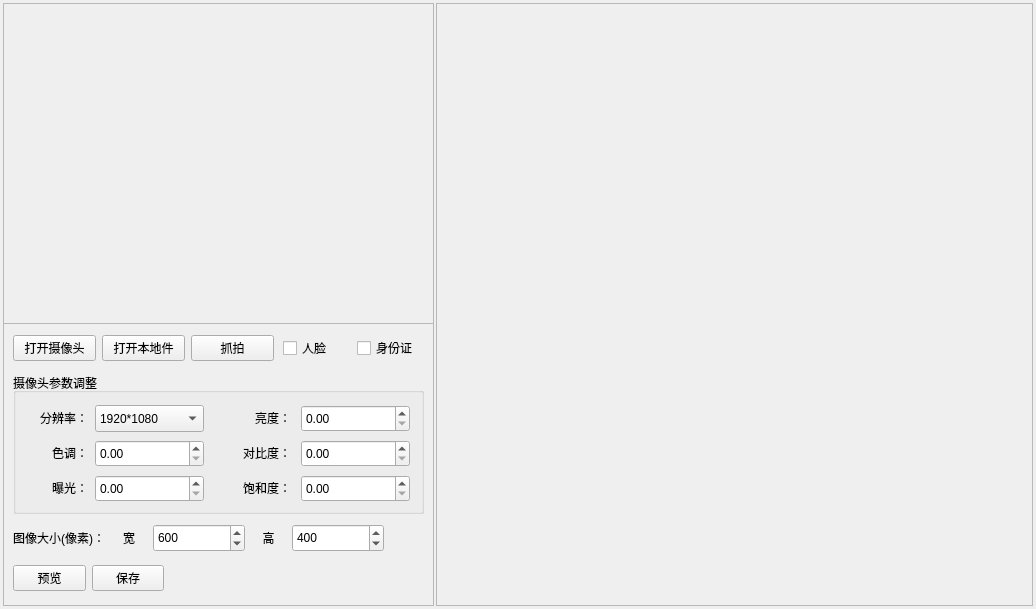
Qt form ui/usb1.ui (EricLmy/grpcdemo) before a commit.
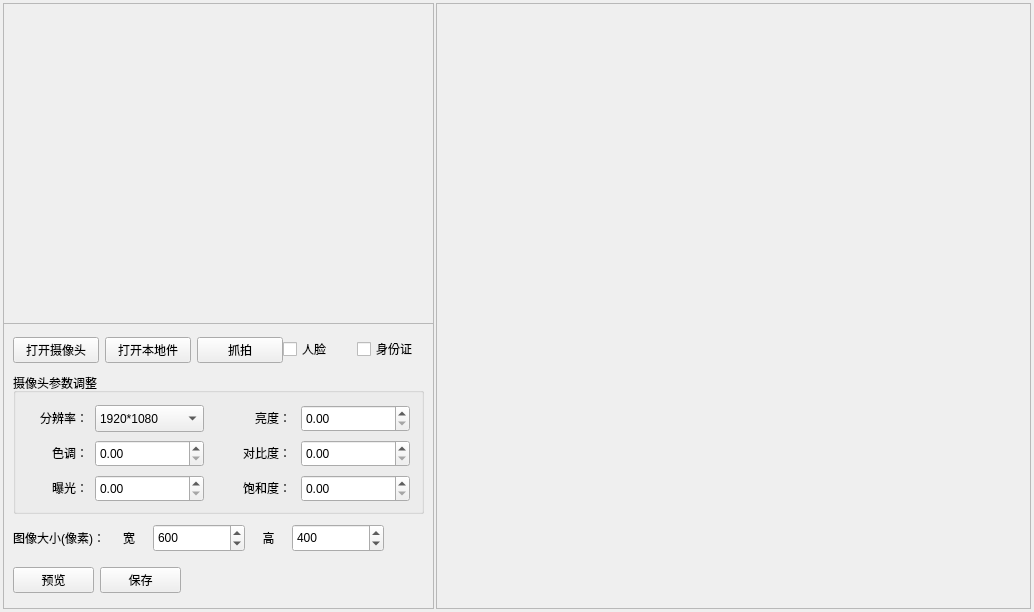
The same form after that commit.

Diff of the .ui file:
```diff
--- a/ui/usb1.ui
+++ b/ui/usb1.ui
@@ -6,8 +6,8 @@
    <rect>
     <x>0</x>
     <y>0</y>
-    <width>1036</width>
-    <height>609</height>
+    <width>1034</width>
+    <height>612</height>
    </rect>
   </property>
   <property name="windowTitle">
@@ -479,13 +479,13 @@
        </layout>
       </widget>
      </widget>
-     <widget class="QWidget" name="">
+     <widget class="QWidget" name="layoutWidget">
       <property name="geometry">
        <rect>
         <x>280</x>
         <y>330</y>
         <width>141</width>
-        <height>31</height>
+        <height>33</height>
        </rect>
       </property>
       <layout class="QHBoxLayout" name="horizontalLayout_3">
@@ -505,7 +505,7 @@
        </item>
       </layout>
      </widget>
-     <widget class="QWidget" name="">
+     <widget class="QWidget" name="layoutWidget">
       <property name="geometry">
        <rect>
         <x>10</x>
@@ -582,13 +582,13 @@
        </item>
       </layout>
      </widget>
-     <widget class="QWidget" name="">
+     <widget class="QWidget" name="layoutWidget">
       <property name="geometry">
        <rect>
         <x>10</x>
         <y>330</y>
-        <width>261</width>
-        <height>31</height>
+        <width>270</width>
+        <height>35</height>
        </rect>
       </property>
       <layout class="QHBoxLayout" name="horizontalLayout_2">
@@ -615,13 +615,13 @@
        </item>
       </layout>
      </widget>
-     <widget class="QWidget" name="">
+     <widget class="QWidget" name="layoutWidget">
       <property name="geometry">
        <rect>
         <x>10</x>
         <y>560</y>
-        <width>151</width>
-        <height>31</height>
+        <width>168</width>
+        <height>35</height>
        </rect>
       </property>
       <layout class="QHBoxLayout" name="horizontalLayout_4">
```
Left out of the diff: 4 changed lines with no effect on the pictures.
